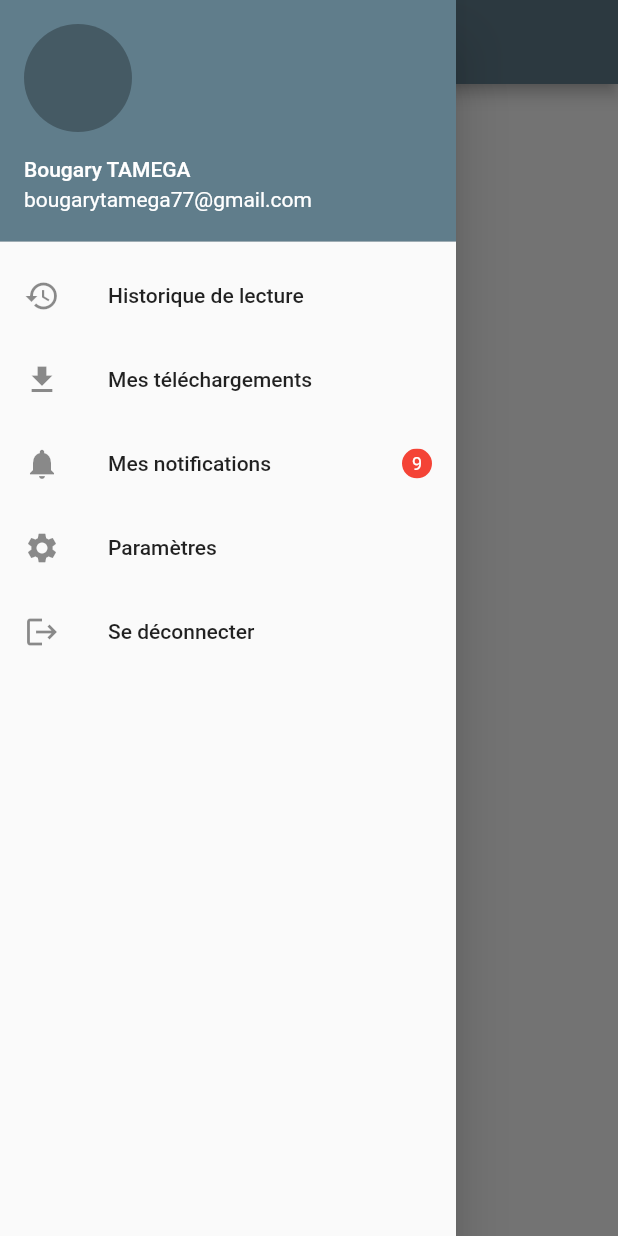
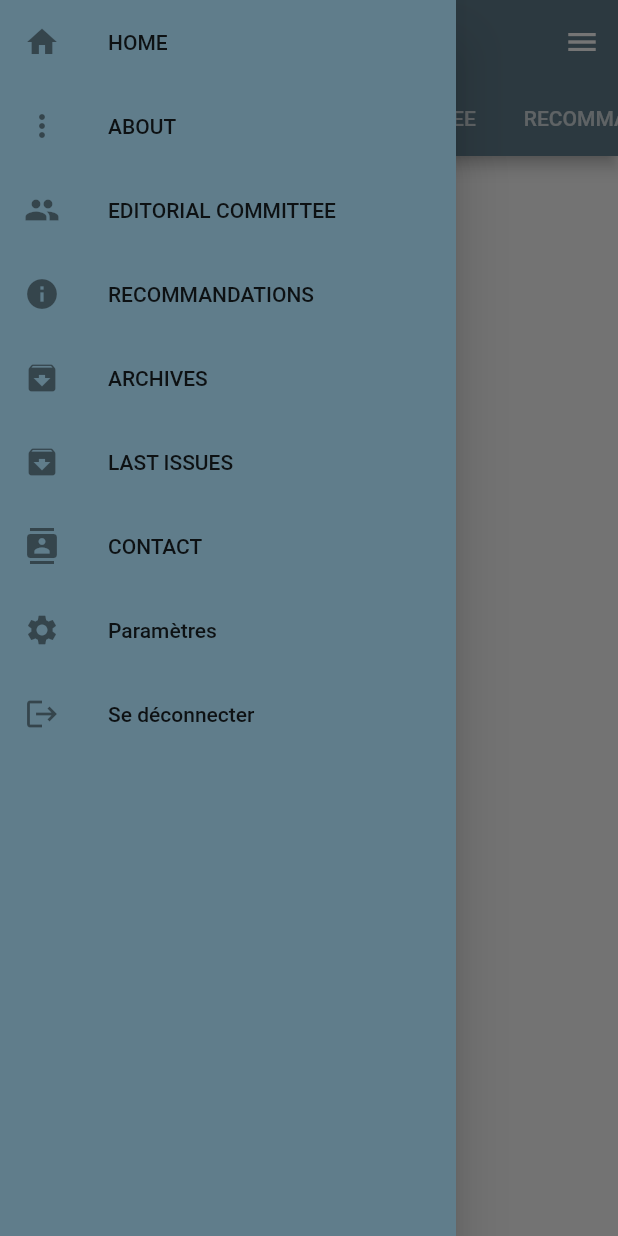
Before and after one commit to btamega/hesperis_tamuda, a Flutter app: the screen it shows after launch, with the side drawer open, on a phone screen of 412 x 824 dp. Run offline on Flutter 3.47's test engine with Material 2 defaults, Android fonts, the phone set to English and light mode, and no system bars.

Commit message:
menu added

```diff
--- a/lib/main.dart
+++ b/lib/main.dart
@@ -1,5 +1,7 @@
 import 'package:flutter/material.dart';
-import 'package:hesperis_tamuda/views/menu/navBar.dart';
+import 'package:hesperis_tamuda/views/menu/leftNavBar.dart';
+import 'views/menu/rightNavBar.dart';
+import 'views/pages/home.dart';
 void main() {
   runApp(const MyApp());
 }
@@ -32,16 +34,42 @@ class _MyHomePageState extends State<MyHomePage> {
 
   @override
   Widget build(BuildContext context) {
-    return Scaffold(
-       drawer: const NavBar(),
+    return DefaultTabController(
+      length: 7,
+      child: Scaffold(
+      drawer: const NavBar(),
       appBar: AppBar(
         title: Text(widget.title),
+        bottom: const TabBar(
+            isScrollable: true,
+            tabs: [
+              Tab(text: 'HOME'),
+              Tab(text: 'ABOUT'),
+              Tab(text: 'EDITORIAL COMMITTEE'),
+              Tab(text: 'RECOMMANDATIONS'),
+              Tab(text: 'ARCHIVES'),
+              Tab(text: 'LAST ISSUES'),
+              Tab(text: 'CONTACT'),
+            ],
+          ),
+        centerTitle: true,
       ),
-
-      body: const Center(
-
+      endDrawer: const DropDownMenu(),
+      body: const SafeArea(
+       bottom: false,
+       child: TabBarView(
+        children: [
+          HomePage(),
+          AboutPage(),
+          EditorialCommitteePage(),
+          RecommandationPage(),
+          ArchivePage(),
+          LastIssuesPage(),
+          ContactPage(),
+        ]
+       ),
       )
-      // This trailing comma makes auto-formatting nicer for build methods.
+      ),
     );
   }
 }
--- /dev/null
+++ b/lib/views/menu/leftNavBar.dart
@@ -0,0 +1,102 @@
+import 'package:flutter/material.dart';
+
+class NavBar extends StatelessWidget {
+  const NavBar({ Key? key }) : super(key: key);
+
+  @override
+  Widget build(BuildContext context) {
+    return Drawer(
+      child: Container(
+      color: Colors.blueGrey,
+      child: ListView(
+
+        children: const [
+
+          // const Image(
+          //   accountName: Text('Hespéris Tamuda'),
+          //   // accountEmail: Text("bougarytamega77@gmail.com"),
+          //   currentAccountPicture: CircleAvatar(
+          //     child: ClipOval(
+          //     child: Image(
+          //       image: AssetImage(
+          //         '../assets/images/logo hespéris.png',
+          //         package: 'flutter_gallery_assets',
+          //       )
+          //     ),
+          //     ),
+          //   ),
+          //   ),
+            ListTile(
+              leading: Icon(Icons.home),
+
+              title: Text("HOME"),
+              onTap: null,
+            ),
+            ListTile(
+              leading: Icon(Icons.more_vert),
+
+              title: Text("ABOUT"),
+            ),
+            ListTile(
+              leading: Icon(Icons.people),
+
+              title: Text("EDITORIAL COMMITTEE"),
+            ),
+            ListTile(
+              leading: Icon(Icons.info),
+
+              title: Text("RECOMMANDATIONS"),
+            ),
+            ListTile(
+              leading: Icon(Icons.archive),
+
+              title: Text("ARCHIVES"),
+            ),
+            ListTile(
+              leading: Icon(Icons.archive),
+
+              title: Text("LAST ISSUES"),
+            ),
+            ListTile(
+              leading: Icon(Icons.contacts),
+
+              title: Text("CONTACT"),
+            ),
+            // ListTile(
+            //   leading: const Icon(Icons.notifications),
+
+            //   title: const Text("EDITORIAL COMMITTEE"),
+            //   trailing: ClipOval(
+            //     child:Container(
+            //       color: Colors.red,
+            //     width: 20,
+            //     height : 20,
+            //     child: const Center(
+            //       child: Text(
+            //         '9',
+            //         style: TextStyle(
+            //           color: Colors.white,
+            //           fontSize: 12
+            //         ),
+            //       ),
+            //     ),
+            //     ),
+            //   ),
+
+            // ),
+            ListTile(
+              leading: Icon(Icons.settings),
+
+              title: Text("Paramètres"),
+            ),
+            ListTile(
+              leading: Icon(Icons.logout),
+
+              title: Text("Se déconnecter"),
+            ),
+        ],
+      ),
+      ),
+    );
+  }
+}
--- /dev/null
+++ b/lib/views/pages/home.dart
@@ -0,0 +1,83 @@
+import 'package:flutter/material.dart';
+class HomePage extends StatelessWidget {
+
+  const HomePage({ Key? key }) : super(key: key);
+
+  @override
+  Widget build(BuildContext context) {
+    return Container(
+      child: const Text("Home Page"),
+    );
+  }
+}
+
+class AboutPage extends StatelessWidget {
+  const AboutPage({ Key? key }) : super(key: key);
+
+  @override
+  Widget build(BuildContext context) {
+    return Container(
+      child: Text("About Page"),
+    );
+  }
+}
+
+class EditorialCommitteePage extends StatelessWidget {
+  const EditorialCommitteePage({ Key? key }) : super(key: key);
+
+  @override
+  Widget build(BuildContext context) {
+    return Container(
+      child: Text("Editorial Committee Page"),
+
+    );
+  }
+}
+
+class RecommandationPage extends StatelessWidget {
+  const RecommandationPage({ Key? key }) : super(key: key);
+
+  @override
+  Widget build(BuildContext context) {
+    return Container(
+      child: Text("Recommandation Page"),
+
+    );
+  }
+}
+
+class ArchivePage extends StatelessWidget {
+  const ArchivePage({ Key? key }) : super(key: key);
+
+  @override
+  Widget build(BuildContext context) {
+    return Container(
+      child: Text("Archive Page"),
+
+    );
+  }
+}
+
+class LastIssuesPage extends StatelessWidget {
+  const LastIssuesPage({ Key? key }) : super(key: key);
+
+  @override
+  Widget build(BuildContext context) {
+    return Container(
+      child: Text("Last Issues Page"),
+
+    );
+  }
+}
+
+class ContactPage extends StatelessWidget {
+  const ContactPage({ Key? key }) : super(key: key);
+
+  @override
+  Widget build(BuildContext context) {
+    return Container(
+      child: Text("Contact Page"),
+
+    );
+  }
+}
```
Also changed, not shown: lib/views/menu/rightNavBar.dart (renamed from lib/views/menu/navBar.dart, +33 -5 lines), assets/images/logo hespéris.png (added).
